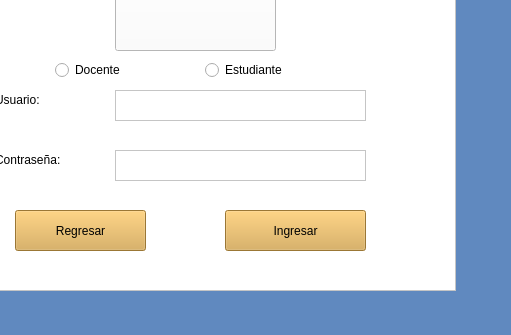
The window that login.ui (Shanem007/AulaVirtual) describes before a commit, drawn with Qt 5; both pictures show x 125 to 636 and y 160 to 495 of the 636 by 495 pixel window.
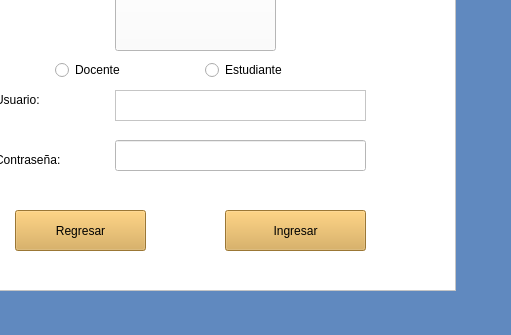
The same window after the commit. Icons and pictures are not drawn.

```diff
--- a/login.ui
+++ b/login.ui
@@ -45,7 +45,7 @@
     <enum>QFrame::StyledPanel</enum>
    </property>
    <property name="frameShadow">
-    <enum>QFrame::Raised</enum>
+    <enum>QFrame::Sunken</enum>
    </property>
    <widget class="QTextEdit" name="usuario_IS">
     <property name="geometry">
@@ -57,16 +57,6 @@
      </rect>
     </property>
    </widget>
-   <widget class="QTextEdit" name="clave_IS">
-    <property name="geometry">
-     <rect>
-      <x>190</x>
-      <y>290</y>
-      <width>251</width>
-      <height>31</height>
-     </rect>
-    </property>
-   </widget>
    <widget class="QPushButton" name="botonIngresar_IS">
     <property name="geometry">
      <rect>
@@ -200,6 +190,19 @@
      <string>Estudiante</string>
     </property>
    </widget>
+   <widget class="QLineEdit" name="lineEdit">
+    <property name="geometry">
+     <rect>
+      <x>190</x>
+      <y>280</y>
+      <width>251</width>
+      <height>31</height>
+     </rect>
+    </property>
+    <property name="echoMode">
+     <enum>QLineEdit::Password</enum>
+    </property>
+   </widget>
   </widget>
  </widget>
  <resources>
```
